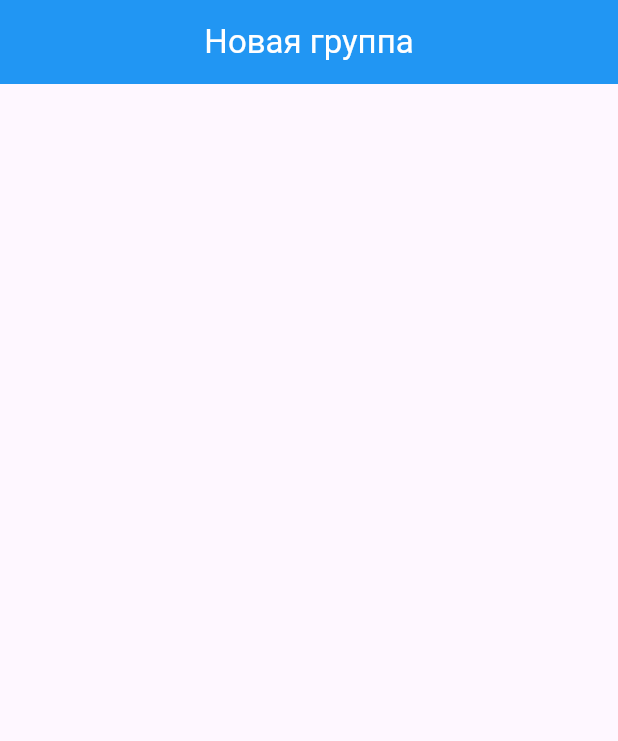
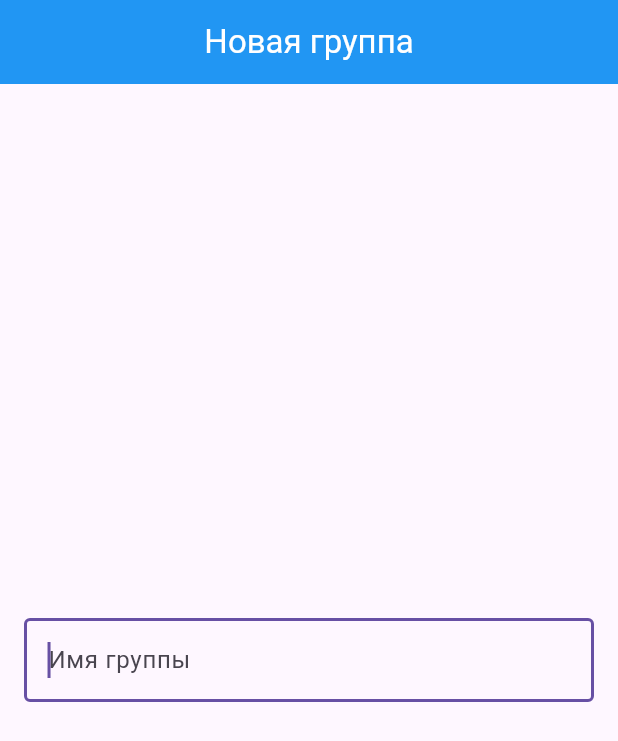
Before and after one commit to DanielZiborov/To-do-list, a Flutter app: the GroupFormWidget screen opened by its route, on a phone screen of 412 x 824 dp. Shown: the top 741 px of the screen. Run offline on Flutter 3.47's test engine with Material 3 defaults, Android fonts, the phone set to English and light mode, and no system bars; our stand-ins replace flutter_slidable.

Commit message:
add text field

```diff
--- a/lib/widgets/group_form/group_form_widget.dart
+++ b/lib/widgets/group_form/group_form_widget.dart
@@ -11,6 +11,29 @@ class GroupFormWidget extends StatelessWidget {
         title: const Text("Новая группа"),
         centerTitle: true,
       ),
+      body: Center(
+        child: Container(
+          child: const Padding(
+            padding: EdgeInsets.symmetric(horizontal: 16),
+            child: _GroupNameWidget(),
+          ),
+        ),
+      ),
     );
   }
 }
+
+class _GroupNameWidget extends StatelessWidget {
+  const _GroupNameWidget();
+
+  @override
+  Widget build(BuildContext context) {
+    return const TextField(
+      autofocus: true,
+      decoration: InputDecoration(
+        border: OutlineInputBorder(),
+        hintText: 'Имя группы',
+      ),
+    );
+  }
+}
```
